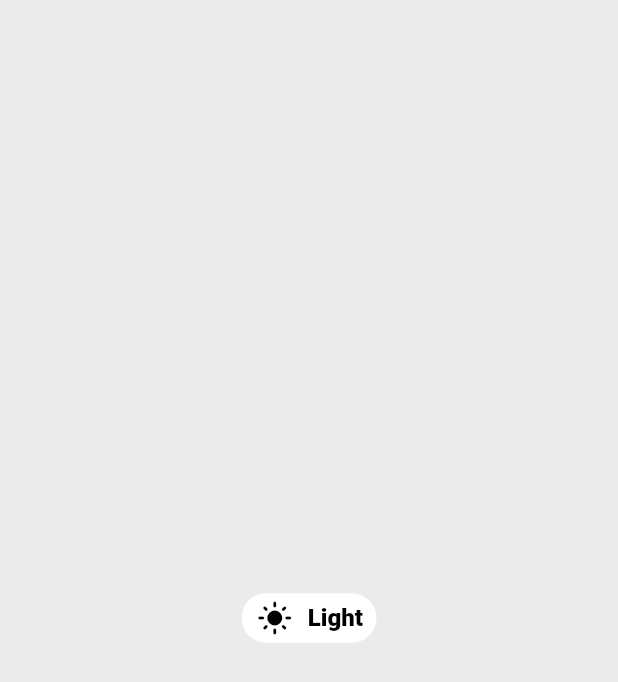
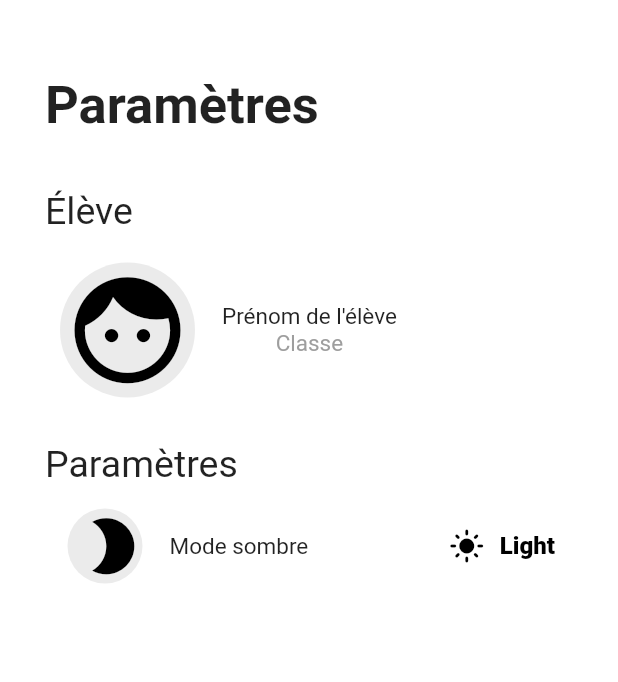
Before and after one commit to Volnetiks/Notes-BAC, a Flutter app: the SettingsScreen screen opened directly, after a tap on "Dark", on a phone screen of 412 x 824 dp. Shown: the top 682 px of the screen. Run offline on Flutter 3.47's test engine with Material 2 defaults, Android fonts, the phone set to English and light mode, and no system bars; our stand-ins replace adaptive_theme, device_info, fl_chart, html_unescape, percent_indicator, sentry_flutter and 1 more; accounts and stored records are empty; Roboto replaces fonts that are missing (SFUI).

Commit message:
Added a first settings page

```diff
--- a/lib/screens/settings_screen.dart
+++ b/lib/screens/settings_screen.dart
@@ -1,6 +1,9 @@
 import 'package:adaptive_theme/adaptive_theme.dart';
+import 'package:bac_note/extensions/string.dart';
 import 'package:bac_note/widgets/custom_switch.dart';
+import 'package:bac_note/widgets/settings_item.dart';
 import 'package:flutter/material.dart';
+import 'package:flutter/services.dart';
 
 class SettingsScreen extends StatefulWidget {
   const SettingsScreen({Key? key}) : super(key: key);
@@ -10,41 +13,113 @@ class SettingsScreen extends StatefulWidget {
 }
 
 class _SettingsScreenState extends State<SettingsScreen> {
+  static const platform = MethodChannel('samples.volnetiks.dev/ecoledirecte');
+
+  String studentName = "Prénom de l'élève";
+  String studentClass = "Classe";
+
+  @override
+  void initState() {
+    super.initState();
+    getStudentNameWithClass();
+  }
+
   @override
   Widget build(BuildContext context) {
-    bool value = AdaptiveTheme.of(context).mode == AdaptiveThemeMode.dark;
-
-    return Scaffold(
-      body: Container(
-        color: Theme.of(context).unselectedWidgetColor,
-        child: Center(
-          child: Column(
-            mainAxisAlignment: MainAxisAlignment.center,
-            children: [
-              CustomSwitch(
-                activeColor: Colors.black,
-                inactiveColor: Colors.white,
-                inactiveTextColor: Colors.black,
-                offIcon: const Icon(Icons.light_mode, color: Colors.black),
-                onIcon: const Icon(Icons.mode_night, color: Colors.white),
-                onCircleColor: Colors.black,
-                offCircleColor: Colors.transparent,
-                activeText: "Dark",
-                inactiveText: "Light",
-                value: value,
-                onChanged: (bool value) {
-                  final mode = AdaptiveTheme.of(context).mode;
-                  if (mode == AdaptiveThemeMode.light) {
-                    AdaptiveTheme.of(context).setDark();
-                  } else {
-                    AdaptiveTheme.of(context).setLight();
-                  }
-                },
+    return SafeArea(
+        child: Scaffold(
+      body: Padding(
+        padding: const EdgeInsets.only(left: 30),
+        child: Column(
+          crossAxisAlignment: CrossAxisAlignment.start,
+          children: [
+            SizedBox(
+              height: 50,
+            ),
+            Text("Paramètres",
+                style: TextStyle(fontSize: 35, fontWeight: FontWeight.bold)),
+            const SizedBox(
+              height: 35,
+            ),
+            const Text("Élève", style: TextStyle(fontSize: 25)),
+            const SizedBox(
+              height: 20,
+            ),
+            Padding(
+              padding: const EdgeInsets.only(left: 10),
+              child: Row(
+                mainAxisAlignment: MainAxisAlignment.start,
+                children: [
+                  Container(
+                    width: 90,
+                    height: 90,
+                    decoration: BoxDecoration(
+                        shape: BoxShape.circle,
+                        color: Theme.of(context).unselectedWidgetColor),
+                    child: Icon(Icons.face,
+                        color: Theme.of(context).primaryColor, size: 85),
+                  ),
+                  const SizedBox(width: 18),
+                  Column(children: [
+                    Text(studentName, style: const TextStyle(fontSize: 15)),
+                    Text(studentClass,
+                        style: TextStyle(
+                            fontSize: 15,
+                            color: Theme.of(context).disabledColor))
+                  ])
+                ],
               ),
-            ],
-          ),
+            ),
+            const SizedBox(
+              height: 30,
+            ),
+            const Text("Paramètres", style: TextStyle(fontSize: 25)),
+            const SettingsItem()
+          ],
         ),
       ),
-    );
+    ));
+
+    // return Scaffold(
+    //   body: Container(
+    //     color: Theme.of(context).unselectedWidgetColor,
+    //     child: Center(
+    //       child: Column(
+    //         mainAxisAlignment: MainAxisAlignment.center,
+    //         children: [
+    //           CustomSwitch(
+    //             activeColor: Colors.black,
+    //             inactiveColor: Colors.white,
+    //             inactiveTextColor: Colors.black,
+    //             offIcon: const Icon(Icons.light_mode, color: Colors.black),
+    //             onIcon: const Icon(Icons.mode_night, color: Colors.white),
+    //             onCircleColor: Colors.black,
+    //             offCircleColor: Colors.transparent,
+    //             activeText: "Dark",
+    //             inactiveText: "Light",
+    //             value: value,
+    //             onChanged: (bool value) {
+    //               final mode = AdaptiveTheme.of(context).mode;
+    //               if (mode == AdaptiveThemeMode.light) {
+    //                 AdaptiveTheme.of(context).setDark();
+    //               } else {
+    //                 AdaptiveTheme.of(context).setLight();
+    //               }
+    //             },
+    //           ),
+    //         ],
+    //       ),
+    //     ),
+    //   ),
+    // );
+  }
+
+  Future<void> getStudentNameWithClass() async {
+    String name = await platform.invokeMethod("getStudentName");
+    String studentClassInvoke = await platform.invokeMethod("getStudentClass");
+    setState(() {
+      studentName = name;
+      studentClass = studentClassInvoke.toLowerCase().capitalize();
+    });
   }
 }
--- /dev/null
+++ b/lib/widgets/settings_item.dart
@@ -0,0 +1,74 @@
+import 'package:adaptive_theme/adaptive_theme.dart';
+import 'package:flutter/material.dart';
+import 'package:intl/date_symbol_data_local.dart';
+import 'package:intl/intl.dart';
+import 'package:percent_indicator/percent_indicator.dart';
+
+import 'package:bac_note/extensions/string.dart';
+import 'package:bac_note/models/note.dart';
+
+import 'custom_switch.dart';
+
+class SettingsItem extends StatefulWidget {
+  const SettingsItem({
+    Key? key,
+  }) : super(key: key);
+
+  @override
+  _SettingsItemState createState() => _SettingsItemState();
+}
+
+class _SettingsItemState extends State<SettingsItem> {
+  @override
+  Widget build(BuildContext context) {
+    bool value = AdaptiveTheme.of(context).mode == AdaptiveThemeMode.dark;
+
+    return AnimatedContainer(
+        duration: const Duration(milliseconds: 1500),
+        padding: const EdgeInsets.all(15),
+        child: Row(
+          mainAxisSize: MainAxisSize.max,
+          mainAxisAlignment: MainAxisAlignment.start,
+          children: [
+            Container(
+              width: 50,
+              height: 50,
+              decoration: BoxDecoration(
+                  shape: BoxShape.circle,
+                  color: Theme.of(context).unselectedWidgetColor),
+              child: Padding(
+                padding: const EdgeInsets.only(left: 8.0),
+                child: Icon(Icons.mode_night,
+                    color: Theme.of(context).primaryColor, size: 45),
+              ),
+            ),
+            const SizedBox(width: 18),
+            const Text("Mode sombre", style: TextStyle(fontSize: 15)),
+            const Spacer(),
+            Padding(
+              padding: EdgeInsets.only(right: 18.0),
+              child: CustomSwitch(
+                activeColor: Colors.black,
+                inactiveColor: Colors.white,
+                inactiveTextColor: Colors.black,
+                offIcon: const Icon(Icons.light_mode, color: Colors.black),
+                onIcon: const Icon(Icons.mode_night, color: Colors.white),
+                onCircleColor: Colors.black,
+                offCircleColor: Colors.transparent,
+                activeText: "Dark",
+                inactiveText: "Light",
+                value: value,
+                onChanged: (bool value) {
+                  final mode = AdaptiveTheme.of(context).mode;
+                  if (mode == AdaptiveThemeMode.light) {
+                    AdaptiveTheme.of(context).setDark();
+                  } else {
+                    AdaptiveTheme.of(context).setLight();
+                  }
+                },
+              ),
+            )
+          ],
+        ));
+  }
+}
```
Also changed, not shown: 1 other file.
